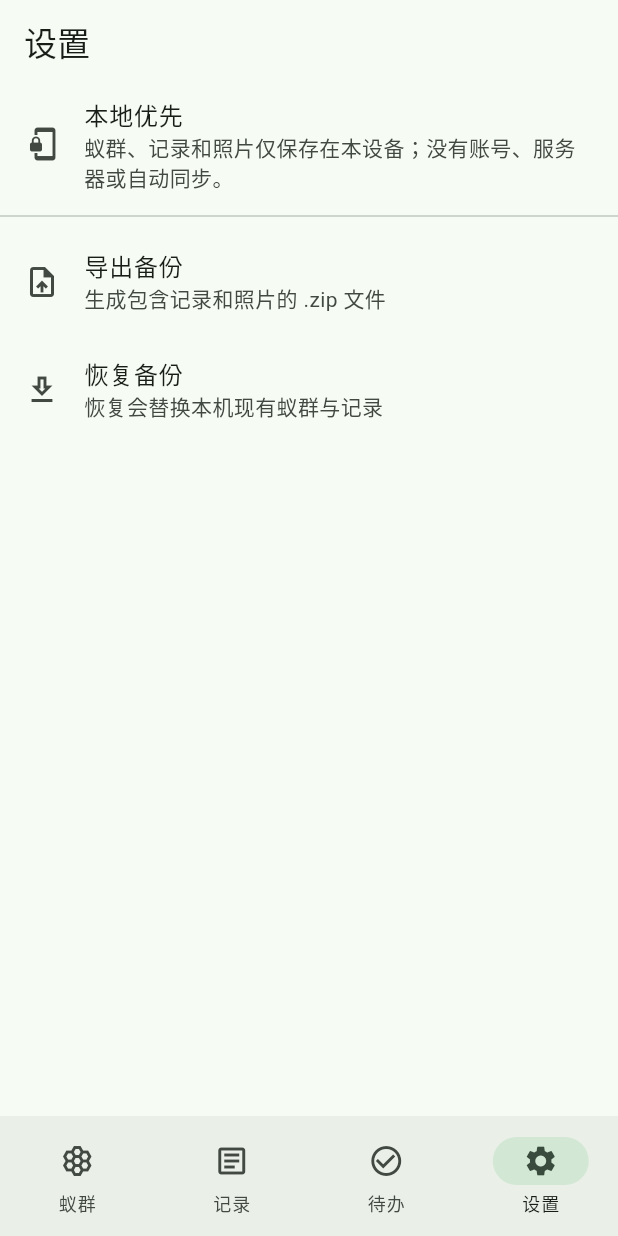
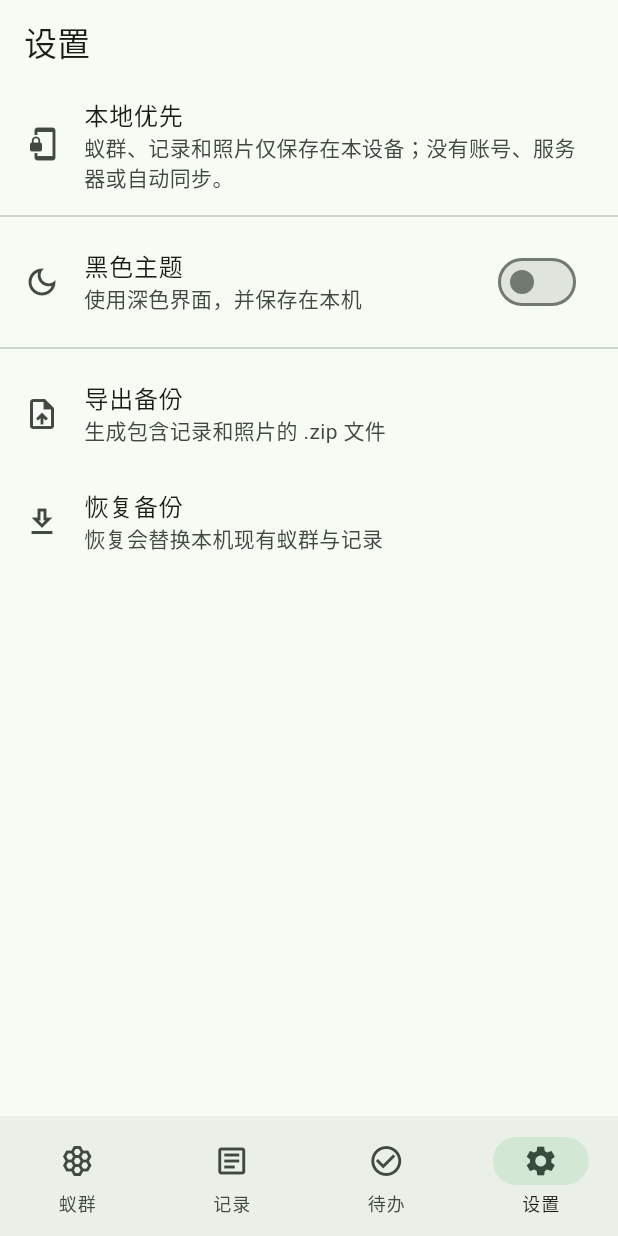
Before and after one commit to PiPiELe/antkeep, a Flutter app: the screen it shows after launch, item 4 of the bottom bar chosen, on a phone screen of 412 x 824 dp. Run offline on Flutter 3.47's test engine with Material 3 defaults, Android fonts, the phone set to English and light mode, and no system bars; our stand-ins replace file_picker, image_picker, sqflite; accounts and stored records are empty.

Commit message:
feat: add persisted dark theme

```diff
--- a/lib/data/app_database.dart
+++ b/lib/data/app_database.dart
@@ -28,9 +28,10 @@ class AppDatabase implements AntKeepRepository {
     await directory.create(recursive: true);
     _database = await openDatabase(
       path.join(directory.path, 'antkeep.sqlite'),
-      version: 1,
+      version: 2,
       onConfigure: (database) => database.execute('PRAGMA foreign_keys = ON'),
       onCreate: _createSchema,
+      onUpgrade: _upgradeSchema,
     );
   }
 
@@ -53,7 +54,22 @@ class AppDatabase implements AntKeepRepository {
     await database.execute(
       'CREATE INDEX records_by_colony_time ON care_records(colony_id, occurred_at DESC)',
     );
+    await _createSettingsTable(database);
   }
+
+  static Future<void> _upgradeSchema(
+    Database database,
+    int oldVersion,
+    int newVersion,
+  ) async {
+    if (oldVersion < 2) await _createSettingsTable(database);
+  }
+
+  static Future<void> _createSettingsTable(DatabaseExecutor executor) =>
+      executor.execute('''CREATE TABLE app_settings (
+        setting_key TEXT PRIMARY KEY,
+        setting_value TEXT NOT NULL
+      )''');
 
   @override
   Future<List<Colony>> listColonies() async => (await _db.query(
@@ -103,6 +119,21 @@ class AppDatabase implements AntKeepRepository {
         );
       });
 
+  Future<bool> isDarkThemeEnabled() async {
+    final rows = await _db.query(
+      'app_settings',
+      columns: ['setting_value'],
+      where: 'setting_key = ?',
+      whereArgs: ['dark_theme'],
+    );
+    return rows.isNotEmpty && rows.single['setting_value'] == 'true';
+  }
+
+  Future<void> setDarkThemeEnabled(bool enabled) => _db.insert('app_settings', {
+    'setting_key': 'dark_theme',
+    'setting_value': '$enabled',
+  }, conflictAlgorithm: ConflictAlgorithm.replace);
+
   Future<Map<String, dynamic>> snapshot() async => {
     'colonies': await _db.query('colonies'),
     'care_records': await _db.query('care_records'),
--- a/lib/main.dart
+++ b/lib/main.dart
@@ -14,9 +14,36 @@ Future<void> main() async {
   try {
     await LocalMediaStore.instance.initialize();
     await AppDatabase.instance.open();
+    await themeController.load();
     runApp(const AntKeepApp());
   } catch (error) {
     runApp(_StartupError(error: error));
+  }
+}
+
+final themeController = _ThemeController();
+
+class _ThemeController extends ChangeNotifier {
+  var _darkThemeEnabled = false;
+
+  bool get darkThemeEnabled => _darkThemeEnabled;
+
+  Future<void> load() async {
+    _darkThemeEnabled = await AppDatabase.instance.isDarkThemeEnabled();
+  }
+
+  Future<void> setDarkThemeEnabled(bool enabled) async {
+    if (enabled == _darkThemeEnabled) return;
+    final previous = _darkThemeEnabled;
+    _darkThemeEnabled = enabled;
+    notifyListeners();
+    try {
+      await AppDatabase.instance.setDarkThemeEnabled(enabled);
+    } catch (_) {
+      _darkThemeEnabled = previous;
+      notifyListeners();
+      rethrow;
+    }
   }
 }
 
@@ -24,7 +51,9 @@ class AntKeepApp extends StatelessWidget {
   const AntKeepApp({super.key});
 
   @override
-  Widget build(BuildContext context) => MaterialApp(
+  Widget build(BuildContext context) => AnimatedBuilder(
+    animation: themeController,
+    builder: (context, _) => MaterialApp(
       title: '蚁记',
       debugShowCheckedModeBanner: false,
       theme: ThemeData(
@@ -34,7 +63,24 @@ class AntKeepApp extends StatelessWidget {
           border: OutlineInputBorder(),
         ),
       ),
+      darkTheme: ThemeData(
+        colorScheme: ColorScheme.fromSeed(
+          seedColor: const Color(0xff7da985),
+          brightness: Brightness.dark,
+        ),
+        scaffoldBackgroundColor: const Color(0xff0d0f0d),
+        appBarTheme: const AppBarTheme(backgroundColor: Color(0xff121512)),
+        cardColor: const Color(0xff181c18),
+        useMaterial3: true,
+        inputDecorationTheme: const InputDecorationTheme(
+          border: OutlineInputBorder(),
+        ),
+      ),
+      themeMode: themeController.darkThemeEnabled
+          ? ThemeMode.dark
+          : ThemeMode.light,
       home: const HomePage(),
+    ),
   );
 }
 
@@ -824,8 +870,13 @@ class CarePlanPage extends StatelessWidget {
   );
 }
 
-class SettingsPage extends StatelessWidget {
+class SettingsPage extends StatefulWidget {
   const SettingsPage({super.key});
+  @override
+  State<SettingsPage> createState() => _SettingsPageState();
+}
+
+class _SettingsPageState extends State<SettingsPage> {
   @override
   Widget build(BuildContext context) => ListView(
     children: [
@@ -833,6 +884,20 @@ class SettingsPage extends StatelessWidget {
         leading: Icon(Icons.phonelink_lock_outlined),
         title: Text('本地优先'),
         subtitle: Text('蚁群、记录和照片仅保存在本设备；没有账号、服务器或自动同步。'),
+      ),
+      const Divider(),
+      SwitchListTile(
+        secondary: const Icon(Icons.dark_mode_outlined),
+        title: const Text('黑色主题'),
+        subtitle: const Text('使用深色界面，并保存在本机'),
+        value: themeController.darkThemeEnabled,
+        onChanged: (enabled) async {
+          try {
+            await themeController.setDarkThemeEnabled(enabled);
+          } catch (error) {
+            if (context.mounted) _showError(context, error);
+          }
+        },
       ),
       const Divider(),
       ListTile(
```
Lines whose indentation alone changed are shown as unchanged.
